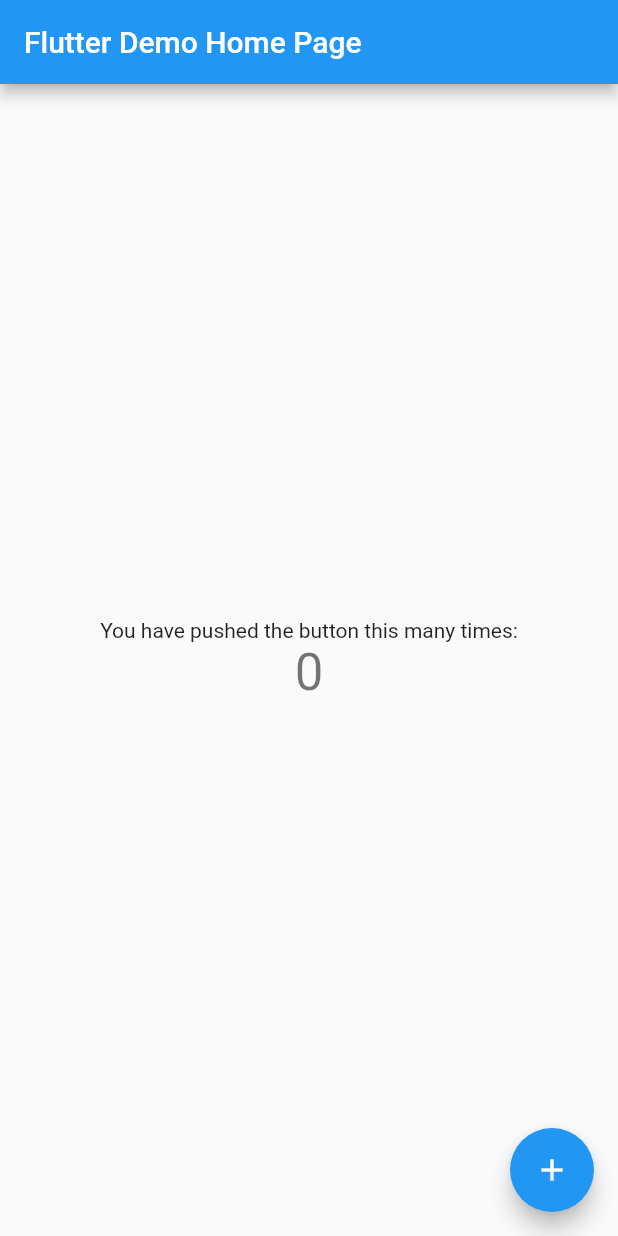
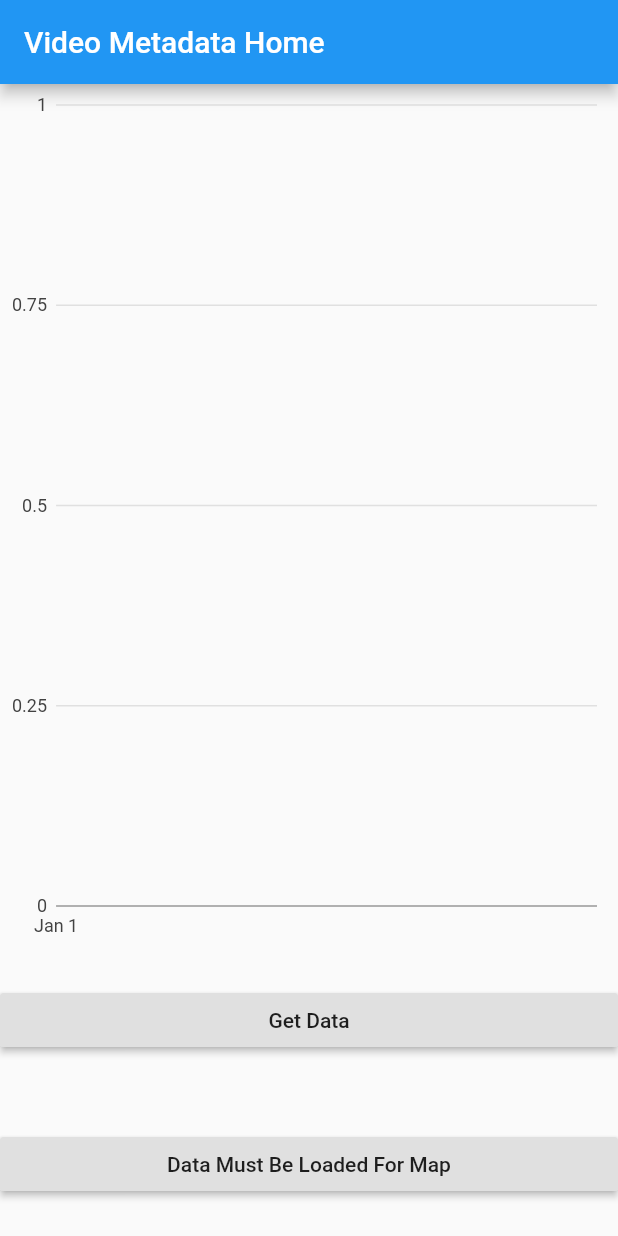
Before and after one commit to phipps980316/video_metadata_app, a Flutter app: the screen it shows after launch, on a phone screen of 412 x 824 dp. Run offline on Flutter 3.47's test engine with Material 2 defaults, Android fonts, the phone set to English and light mode, and no system bars; our stand-ins replace bloc, charts_flutter, dio, flutter_bloc, google_maps_flutter, retry.

Commit message:
Completed Project

```diff
--- /dev/null
+++ b/video_metadata_task/lib/BLoC/DataRetrievalBloc.dart
@@ -0,0 +1,37 @@
+import 'package:bloc/bloc.dart';
+import 'package:video_metadata_task/Data/DecodedDataModel.dart';
+import 'package:video_metadata_task/Events/Events.dart';
+import 'package:video_metadata_task/Data/TelemetryDataModel.dart';
+import 'package:video_metadata_task/States/AppState.dart';
+import 'package:video_metadata_task/NetworkHandler/DataRetrievalManager.dart';
+
+//business logic component to get data from API - Gets event from UI Buttons
+class DataRetrievalBloc extends Bloc<RetrieveDataEvent, AppState> {
+  DataRetrievalBloc() : super(AppState(new List(), "Get Data", false));
+
+  Stream<AppState> mapEventToState(Event event) async* {
+    if (event is RetrieveDataEvent) {
+      List<TelemetryDataModel> data = new List();
+      yield AppState(data, "Starting Data Retrieval...", false); //Change state to update button text so that the user is informed of the progress
+
+      bool moreData = true; //Flag to let for loop keep running if there is more data to be fetched
+      int page = 0; //Current API page number
+      while (moreData) {
+        String status = "Fetching Data : Page $page"; //Set the status to state which page is being processed
+
+        DecodedDataModel decodedDataModel = await DataRetrievalManager.fetchJSON(page); //Fetch the information from the API with the specified page number
+
+        //add each data point to the local list
+        for (int i = 0; i < decodedDataModel.data.length; i++) {
+          data.add(new TelemetryDataModel(decodedDataModel.data[i]));
+        }
+        yield AppState(data, status, false); //update the app state with the new list and status
+
+        moreData = decodedDataModel.isMore; //if the previous data specified there is more data, then the loop is to continued
+        if (moreData) page++; //if there is more data to follow, then next page  should be fetched
+      }
+      yield AppState(data, "Data Complete, Press To Restart", true); //update the app state so that all of the data is return, the status lets the user know that
+                                                                    //the process is complete and the map is now available to view
+    }
+  }
+}
--- /dev/null
+++ b/video_metadata_task/lib/Data/DecodedDataModel.dart
@@ -0,0 +1,14 @@
+//Basic object to hold the information from the api accessible through some getters
+class DecodedDataModel {
+  List<dynamic> _data;
+  bool _isMore;
+
+  DecodedDataModel(Map<String, dynamic> json){
+    this._data = json['data'];
+    this._isMore = json['hasMore'];
+  }
+
+  bool get isMore => _isMore;
+
+  List<dynamic> get data => _data;
+}
--- /dev/null
+++ b/video_metadata_task/lib/Data/TelemetryDataModel.dart
@@ -0,0 +1,30 @@
+//Basic object to hold the information from the api that the app will use, accessible through some getters
+class TelemetryDataModel {
+  double _xAcc;
+  double _yAcc;
+  double _zAcc;
+  double _lat;
+  double _lon;
+  DateTime _dateTime;
+
+  TelemetryDataModel(Map<String, dynamic> json){
+    this._xAcc = json['xAcc'].toDouble();
+    this._yAcc = json['yAcc'].toDouble();
+    this._zAcc = json['zAcc'].toDouble();
+    this._lat = json['lat'].toDouble();
+    this._lon = json['lon'].toDouble();
+    this._dateTime = DateTime.parse(json['datetime']);
+  }
+
+  double get xAcc => _xAcc;
+
+  double get yAcc => _yAcc;
+
+  double get zAcc => _zAcc;
+
+  double get lon => _lon;
+
+  double get lat => _lat;
+
+  DateTime get datetime => _dateTime;
+}
--- /dev/null
+++ b/video_metadata_task/lib/Events/Events.dart
@@ -0,0 +1,5 @@
+//abstruct class to represent an event incase more events are to be added in future
+abstract class Event {}
+
+//class to represent the event that will fetch the data from the API
+class RetrieveDataEvent extends Event {}
--- /dev/null
+++ b/video_metadata_task/lib/States/AppState.dart
@@ -0,0 +1,15 @@
+import 'package:video_metadata_task/Data/TelemetryDataModel.dart';
+
+//class to represent the state of the app, this is used as the application's state has more than one attribute
+class AppState {
+  List<TelemetryDataModel> data;
+  String status;
+  bool mapAvailable;
+
+  AppState(List<TelemetryDataModel> data, String status, bool mapAvailable){
+    this.data = data;
+    this.status = status;
+    this.mapAvailable = mapAvailable;
+  }
+
+}
--- /dev/null
+++ b/video_metadata_task/lib/UI/HomePage.dart
@@ -0,0 +1,63 @@
+import 'package:flutter/cupertino.dart';
+import 'package:flutter/material.dart';
+import 'package:flutter_bloc/flutter_bloc.dart';
+import 'package:video_metadata_task/BLoC/DataRetrievalBloc.dart';
+import 'package:video_metadata_task/States/AppState.dart';
+import 'package:video_metadata_task/Events/Events.dart';
+import 'package:video_metadata_task/UI/TelemetryChart.dart';
+
+import 'MapPage.dart';
+
+class HomePage extends StatelessWidget { //Home Page Widget
+  @override
+  Widget build(BuildContext context) {
+    return Scaffold(
+      appBar: AppBar(title: Text("Video Metadata Home")),
+      body: BlocBuilder<DataRetrievalBloc, AppState>( //Bloc builder to update the widget when the app state changes
+        builder: (context, state) {
+          return Column(
+            children: [
+              Expanded(
+                flex: 6,
+                child: TelemetryChart(state.data),
+              ),
+              Expanded(
+                  flex: 1,
+                  child: Row(children: [
+                    Expanded(
+                      child: RaisedButton(
+                        onPressed: () => //When button is pressed, fire an RetrieveDataEvent
+                            BlocProvider.of<DataRetrievalBloc>(context)
+                                .add(new RetrieveDataEvent()),
+                        child: Text(state.status),
+                      ),
+                    ),
+                  ])),
+              Expanded(
+                  flex: 1,
+                  child: Row(children: [
+                    Expanded(
+                      //If state.mapAvailable is true then enable the button to take the user to the map activity
+                      //otherwise render a disabled button with a message prompting the user to download the data
+                      child: state.mapAvailable
+                          ? RaisedButton(
+                              onPressed: () => navigateToMapPage(context),
+                              child: Text("View Map"))
+                          : RaisedButton(
+                              onPressed: () => {},
+                              child: Text("Data Must Be Loaded For Map"),
+                            ),
+                    )
+                  ]))
+            ],
+          );
+        },
+      ),
+    );
+  }
+
+  //Function to take the user to the map activity with the same context so that the bloc will be available
+  Future navigateToMapPage(context) async {
+    Navigator.push(context, MaterialPageRoute(builder: (context) => MapPage()));
+  }
+}
--- /dev/null
+++ b/video_metadata_task/lib/UI/MapPage.dart
@@ -0,0 +1,70 @@
+import 'package:flutter/cupertino.dart';
+import 'package:flutter/material.dart';
+import 'package:flutter_bloc/flutter_bloc.dart';
+import 'package:google_maps_flutter/google_maps_flutter.dart';
+import 'package:video_metadata_task/BLoC/DataRetrievalBloc.dart';
+import 'package:video_metadata_task/Data/TelemetryDataModel.dart';
+
+import '../States/AppState.dart';
+
+class MapPage extends StatelessWidget { //Map Page Widget
+  @override
+  Widget build(BuildContext context) {
+    return Scaffold(
+      appBar: AppBar(title: Text("Video Metadata Map")),
+      body: Center(
+        child: BlocBuilder<DataRetrievalBloc, AppState>( //Bloc builder to update the widget when the app state changes
+          builder: (context, state) {
+            return GoogleMap(
+              initialCameraPosition: getCenterOfRoute(state.data), //Position the camera to the center of the route
+              polylines: getPoints(state.data), //Display the route
+            );
+          },
+        ),
+      ),
+    );
+  }
+
+  //Function converts the longitude and latitude to LatLng objects to be used with the map widget
+  //then creates a route to be displayed
+  Set<Polyline> getPoints(List<TelemetryDataModel> data) {
+    List<LatLng> mapPoints = new List();
+    Map<PolylineId, Polyline> mapPolylines = {};
+
+    for (int i = 0; i < data.length; i++) {
+      mapPoints.add(new LatLng(data[i].lat, data[i].lon));
+    }
+
+    PolylineId polylineId = new PolylineId('route');
+    Polyline polyline = Polyline(
+        polylineId: polylineId,
+        color: Colors.lightBlue,
+        width: 5,
+        points: mapPoints
+    );
+
+    mapPolylines[polylineId] = polyline;
+
+    return Set<Polyline>.of(mapPolylines.values);
+  }
+
+  //Function finds the midpoint of the route and creates a camera position so that the map will be centered on the route
+  CameraPosition getCenterOfRoute(List<TelemetryDataModel> data){
+    double minLat = data.first.lat;
+    double minLon = data.first.lon;
+    double maxLat = data.first.lat;
+    double maxLon = data.first.lon;
+
+    for(int i = 0; i < data.length; i++){
+      if(data[i].lat < minLat) minLat = data[i].lat;
+      if(data[i].lat > maxLat) maxLat = data[i].lat;
+
+      if(data[i].lon < minLon) minLon = data[i].lon;
+      if(data[i].lon > maxLon) maxLon = data[i].lon;
+    }
+
+    double centerLat = (minLat + maxLat)/2;
+    double centerLon = (minLon + maxLon)/2;
+    return new CameraPosition(target: new LatLng(centerLat, centerLon), zoom:15);
+  }
+}
--- /dev/null
+++ b/video_metadata_task/lib/UI/TelemetryChart.dart
@@ -0,0 +1,36 @@
+import 'package:charts_flutter/flutter.dart';
+import 'package:flutter/cupertino.dart';
+import 'package:video_metadata_task/Data/TelemetryDataModel.dart';
+
+//Chart widget to handle the creation of the combined line chart to display xAcc, yAcc and zAcc
+class TelemetryChart extends StatelessWidget{
+  final List<TelemetryDataModel> data;
+
+  TelemetryChart(List<TelemetryDataModel> data) : this.data = data;
+
+  @override
+  Widget build(BuildContext context) {
+    List<Series<TelemetryDataModel, DateTime>> chartSeries = [
+      new Series<TelemetryDataModel, DateTime>(
+          id: 'xAcc',
+          colorFn: (_, __) => MaterialPalette.blue.shadeDefault,
+          data: this.data,
+          domainFn: (TelemetryDataModel point, _) => point.datetime,
+          measureFn: (TelemetryDataModel point, _) => point.xAcc),
+      new Series<TelemetryDataModel, DateTime>(
+          id: 'yAcc',
+          colorFn: (_, __) => MaterialPalette.red.shadeDefault,
+          data: this.data,
+          domainFn: (TelemetryDataModel point, _) => point.datetime,
+          measureFn: (TelemetryDataModel point, _) => point.yAcc),
+      new Series<TelemetryDataModel, DateTime>(
+          id: 'zAcc',
+          colorFn: (_, __) => MaterialPalette.green.shadeDefault,
+          data: this.data,
+          domainFn: (TelemetryDataModel point, _) => point.datetime,
+          measureFn: (TelemetryDataModel point, _) => point.zAcc)];
+
+    return new TimeSeriesChart(chartSeries);
+  }
+
+}
--- /dev/null
+++ b/video_metadata_task/lib/UI/VideoMetaDataApp.dart
@@ -0,0 +1,19 @@
+import 'package:flutter/cupertino.dart';
+import 'package:flutter/material.dart';
+import 'package:flutter_bloc/flutter_bloc.dart';
+import 'package:video_metadata_task/BLoC/DataRetrievalBloc.dart';
+
+import 'HomePage.dart';
+
+//Main app entry point that provides a DataRetrievalBloc so that its available to all child widgets
+class VideoMetaDataApp extends StatelessWidget {
+  @override
+  Widget build(BuildContext context) {
+    return BlocProvider<DataRetrievalBloc>(
+        create: (context) => DataRetrievalBloc(),
+        child: MaterialApp(
+          home: HomePage(),
+      ),
+    );
+  }
+}
--- a/video_metadata_task/lib/main.dart
+++ b/video_metadata_task/lib/main.dart
@@ -1,113 +1,6 @@
 import 'package:flutter/material.dart';
+import 'package:video_metadata_task/UI/VideoMetaDataApp.dart';
 
 void main() {
-  runApp(MyApp());
+  runApp(VideoMetaDataApp());
 }
-
-class MyApp extends StatelessWidget {
-  // This widget is the root of your application.
-  @override
-  Widget build(BuildContext context) {
-    return MaterialApp(
-      title: 'Flutter Demo',
-      theme: ThemeData(
-        // This is the theme of your application.
-        //
-        // Try running your application with "flutter run". You'll see the
-        // application has a blue toolbar. Then, without quitting the app, try
-        // changing the primarySwatch below to Colors.green and then invoke
-        // "hot reload" (press "r" in the console where you ran "flutter run",
-        // or simply save your changes to "hot reload" in a Flutter IDE).
-        // Notice that the counter didn't reset back to zero; the application
-        // is not restarted.
-        primarySwatch: Colors.blue,
-      ),
-      home: MyHomePage(title: 'Flutter Demo Home Page'),
-    );
-  }
-}
-
-class MyHomePage extends StatefulWidget {
-  MyHomePage({Key key, this.title}) : super(key: key);
-
-  // This widget is the home page of your application. It is stateful, meaning
-  // that it has a State object (defined below) that contains fields that affect
-  // how it looks.
-
-  // This class is the configuration for the state. It holds the values (in this
-  // case the title) provided by the parent (in this case the App widget) and
-  // used by the build method of the State. Fields in a Widget subclass are
-  // always marked "final".
-
-  final String title;
-
-  @override
-  _MyHomePageState createState() => _MyHomePageState();
-}
-
-class _MyHomePageState extends State<MyHomePage> {
-  int _counter = 0;
-
-  void _incrementCounter() {
-    setState(() {
-      // This call to setState tells the Flutter framework that something has
-      // changed in this State, which causes it to rerun the build method below
-      // so that the display can reflect the updated values. If we changed
-      // _counter without calling setState(), then the build method would not be
-      // called again, and so nothing would appear to happen.
-      _counter++;
-    });
-  }
-
-  @override
-  Widget build(BuildContext context) {
-    // This method is rerun every time setState is called, for instance as done
-    // by the _incrementCounter method above.
-    //
-    // The Flutter framework has been optimized to make rerunning build methods
-    // fast, so that you can just rebuild anything that needs updating rather
-    // than having to individually change instances of widgets.
-    return Scaffold(
-      appBar: AppBar(
-        // Here we take the value from the MyHomePage object that was created by
-        // the App.build method, and use it to set our appbar title.
-        title: Text(widget.title),
-      ),
-      body: Center(
-        // Center is a layout widget. It takes a single child and positions it
-        // in the middle of the parent.
-        child: Column(
-          // Column is also a layout widget. It takes a list of children and
-          // arranges them vertically. By default, it sizes itself to fit its
-          // children horizontally, and tries to be as tall as its parent.
-          //
-          // Invoke "debug painting" (press "p" in the console, choose the
-          // "Toggle Debug Paint" action from the Flutter Inspector in Android
-          // Studio, or the "Toggle Debug Paint" command in Visual Studio Code)
-          // to see the wireframe for each widget.
-          //
-          // Column has various properties to control how it sizes itself and
-          // how it positions its children. Here we use mainAxisAlignment to
-          // center the children vertically; the main axis here is the vertical
-          // axis because Columns are vertical (the cross axis would be
-          // horizontal).
-          mainAxisAlignment: MainAxisAlignment.center,
-          children: <Widget>[
-            Text(
-              'You have pushed the button this many times:',
-            ),
-            Text(
-              '$_counter',
-              style: Theme.of(context).textTheme.headline4,
-            ),
-          ],
-        ),
-      ),
-      floatingActionButton: FloatingActionButton(
-        onPressed: _incrementCounter,
-        tooltip: 'Increment',
-        child: Icon(Icons.add),
-      ), // This trailing comma makes auto-formatting nicer for build methods.
-    );
-  }
-}
--- a/video_metadata_task/pubspec.yaml
+++ b/video_metadata_task/pubspec.yaml
@@ -23,6 +23,12 @@ environment:
 dependencies:
   flutter:
     sdk: flutter
+  bloc: ^6.0.3
+  flutter_bloc: ^6.0.6
+  charts_flutter: ^0.9.0
+  retry: ^3.0.1
+  dio: ^3.0.10
+  google_maps_flutter: ^1.0.2
 
 
   # The following adds the Cupertino Icons font to your application.
```
Also changed, not shown: video_metadata_task/lib/NetworkHandler/DataRetrievalManager.dart (added, +24 -0 lines), video_metadata_task/pubspec.lock, 12 other files.
